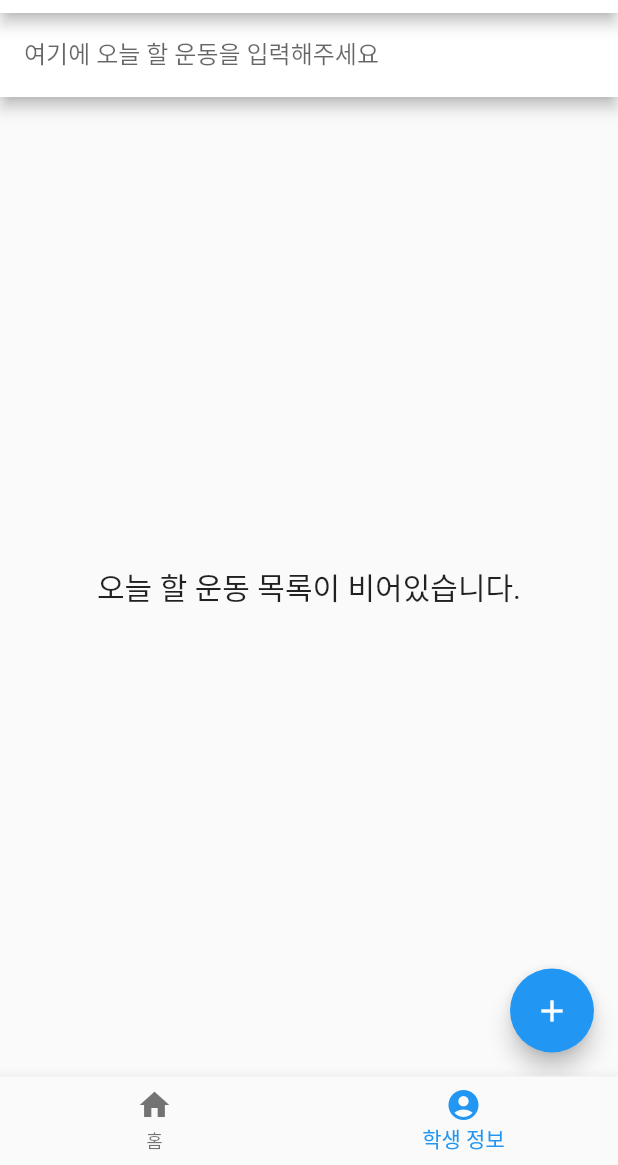
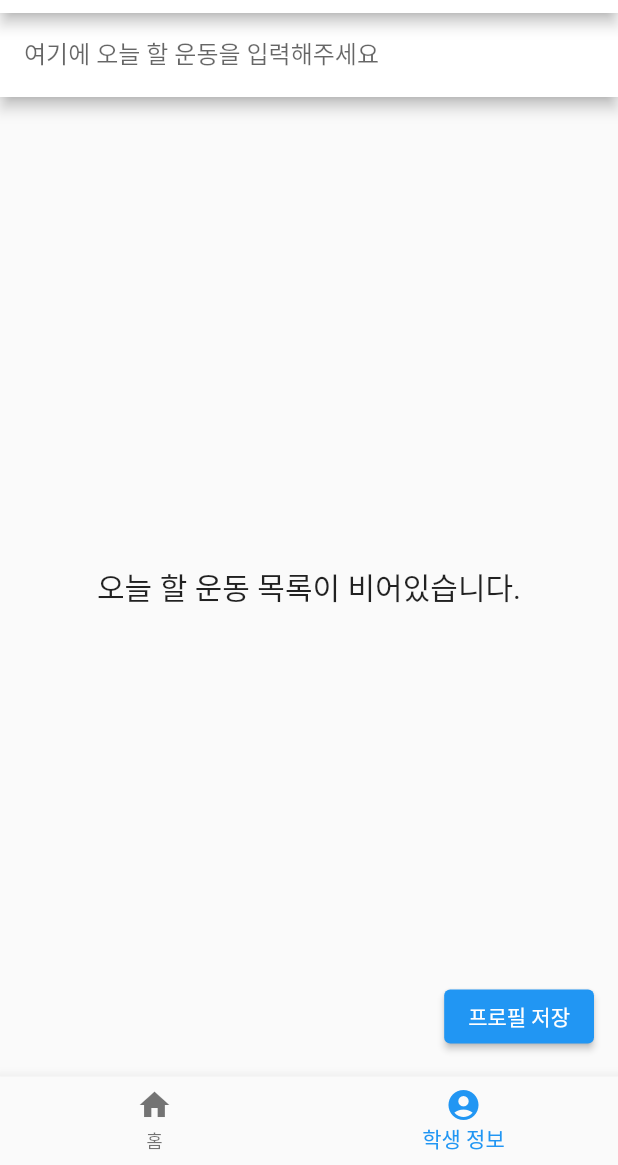
Before and after one commit to chihyeonwon/Attendance_Check, a Flutter app: the screen it shows after launch, item 2 of the bottom bar chosen, on a phone screen of 412 x 824 dp, the part 71-1236 px from its top. Run offline on Flutter 3.47's test engine with Material 2 defaults, Android fonts, the phone set to English and light mode, and no system bars; our stand-ins replace geolocator, google_maps_flutter, sqflite; accounts and stored records are empty.

Commit message:
업데이트하는 버튼 수정

```diff
--- a/lib/page2.dart
+++ b/lib/page2.dart
@@ -77,7 +77,7 @@ class _Page2State extends State<Page2> {
           },
         ),
       ),
-      floatingActionButton: FloatingActionButton(
+      floatingActionButton: ElevatedButton(
         onPressed: () async {
           selectedId != null
               ? await DatabaseHelper.instance.update(
@@ -91,8 +91,9 @@ class _Page2State extends State<Page2> {
             selectedId = null;
           });
         },
-        child: Icon(Icons.add),
+        child: Text('프로필 저장'),
       ),
+
     );
   }
 }
```
